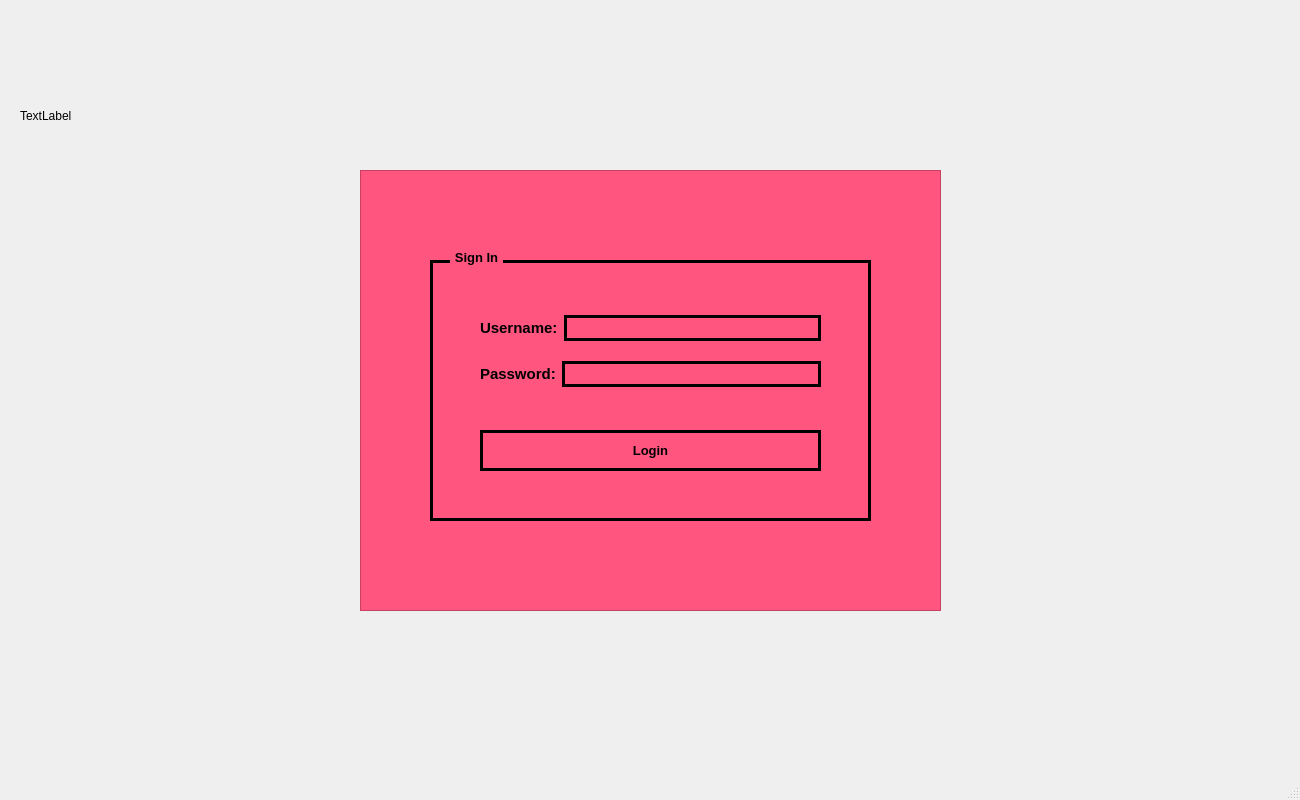
Above: mainwindow.ui from CallmeTeddyBear/Canteen-Management-System before the change. Below: the same form after it.
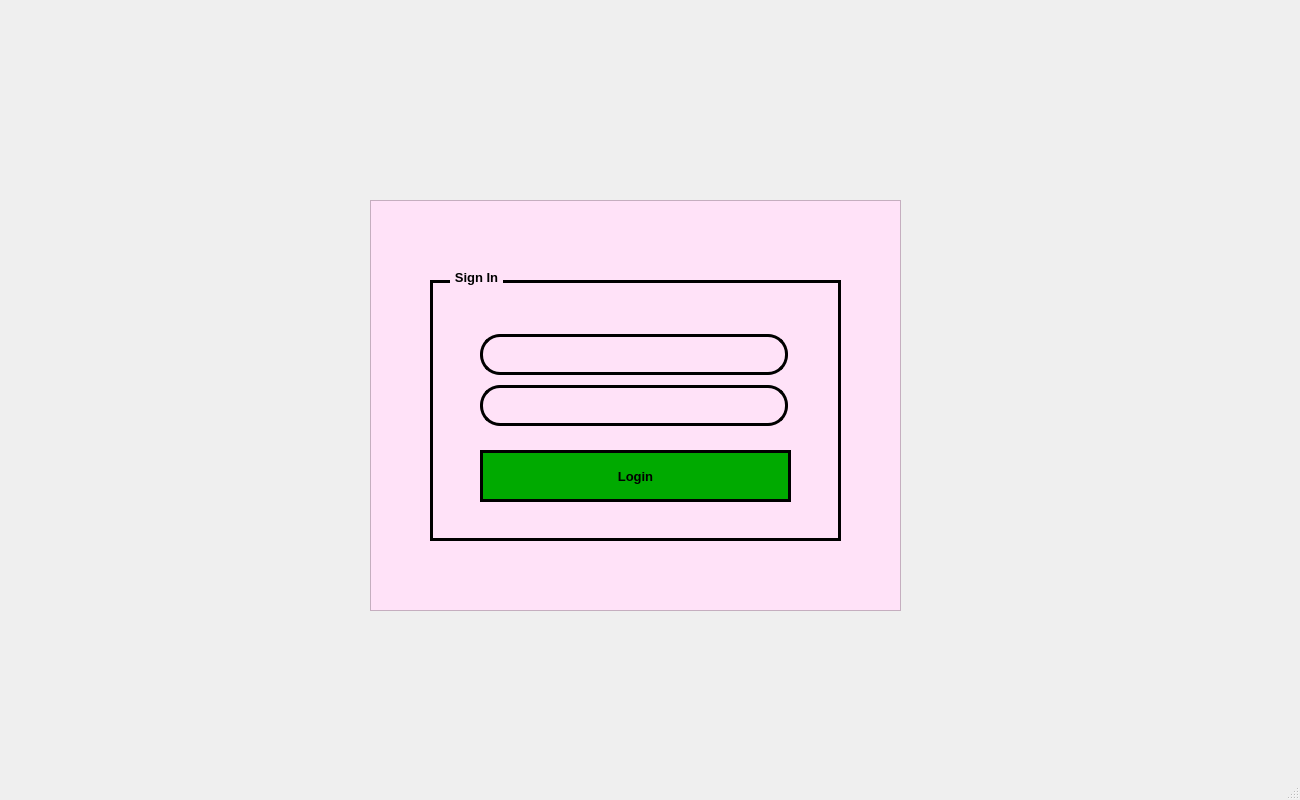
That is the form after the change. Icons and pictures are not drawn.

Patch:
```diff
--- a/mainwindow.ui
+++ b/mainwindow.ui
@@ -43,20 +43,20 @@
      </rect>
     </property>
     <property name="text">
-     <string>TextLabel</string>
+     <string/>
     </property>
    </widget>
    <widget class="QFrame" name="frame">
     <property name="geometry">
      <rect>
-      <x>360</x>
-      <y>170</y>
-      <width>581</width>
-      <height>441</height>
+      <x>370</x>
+      <y>200</y>
+      <width>531</width>
+      <height>411</height>
      </rect>
     </property>
     <property name="styleSheet">
-     <string notr="true">background-color: rgb(255, 85, 127);</string>
+     <string notr="true">background-color: rgb(255, 226, 248);</string>
     </property>
     <property name="frameShape">
      <enum>QFrame::StyledPanel</enum>
@@ -67,9 +67,9 @@
     <widget class="QGroupBox" name="groupBox">
      <property name="geometry">
       <rect>
-       <x>70</x>
-       <y>80</y>
-       <width>441</width>
+       <x>60</x>
+       <y>70</y>
+       <width>411</width>
        <height>271</height>
       </rect>
      </property>
@@ -101,7 +101,33 @@
     left: 20px;
     padding: 0 3px 0 3px;
 }
+QLineEdit
+{
+	width: 300px;
+	height: 35px;
+	border-radius: 20px;
+	border: 3px solid black;
+}
+QLineEdit:hover
+{
+	border: 4px solid rgb(0, 170, 255);
+}
+QLineEdit:focus
+{
+	border: 4px solid rgb(0, 170, 255);
+}
+QPushButton
+{
+	color: rgb(0, 0, 0);
+	border: 3px solid rgb(0, 0, 0);
+	font: bold;
+	background-color: rgb(0, 170, 0);
+}
 
+QPushButton:hover
+{	
+	background-color: rgb(85, 255, 127);;
+}
 </string>
      </property>
      <property name="title">
@@ -112,8 +138,8 @@
        <rect>
         <x>50</x>
         <y>180</y>
-        <width>341</width>
-        <height>41</height>
+        <width>311</width>
+        <height>52</height>
        </rect>
       </property>
       <property name="sizePolicy">
@@ -134,20 +160,7 @@
        <cursorShape>PointingHandCursor</cursorShape>
       </property>
       <property name="styleSheet">
-       <string notr="true">QPushButton
-{
-	color: rgb(0, 0, 0);
-	border-style: solid;
-	border-color: rgb(0, 0, 0);
-	border-width: 3px;
-	font: bold;
-}
-
-QPushButton:hover:!pressed
-{
-	
-	background-color: rgb(255, 170, 255);
-}</string>
+       <string notr="true"/>
       </property>
       <property name="text">
        <string>Login</string>
@@ -159,37 +172,17 @@
        <bool>false</bool>
       </property>
      </widget>
-     <widget class="QWidget" name="layoutWidget">
+     <widget class="QWidget" name="">
       <property name="geometry">
        <rect>
         <x>50</x>
-        <y>51</y>
-        <width>341</width>
+        <y>60</y>
+        <width>308</width>
         <height>101</height>
        </rect>
       </property>
       <layout class="QVBoxLayout" name="verticalLayout">
        <item>
-        <layout class="QHBoxLayout" name="horizontalLayout">
-         <item>
-          <widget class="QLabel" name="label_username">
-           <property name="font">
-            <font>
-             <pointsize>11</pointsize>
-             <weight>75</weight>
-             <italic>false</italic>
-             <bold>true</bold>
-            </font>
-           </property>
-           <property name="styleSheet">
-            <string notr="true">font: bold;</string>
-           </property>
-           <property name="text">
-            <string>Username:</string>
-           </property>
-          </widget>
-         </item>
-         <item>
           <widget class="QLineEdit" name="lineEdit_username">
            <property name="font">
             <font>
@@ -197,42 +190,7 @@
             </font>
            </property>
            <property name="styleSheet">
-            <string notr="true">QLineEdit
-{
-	border-radius: 15px;
-	border-style: solid;
-	border-color: rgb(0, 0, 0);
-	border-width: 3px;	
-}
-
-QLineEdit:hover
-{
-	border-style: solid;
-	border-color: rgb(0, 170, 255);
-	border-width: 3px;	
-}</string>
-           </property>
-          </widget>
-         </item>
-        </layout>
-       </item>
-       <item>
-        <layout class="QHBoxLayout" name="horizontalLayout_2">
-         <item>
-          <widget class="QLabel" name="label_password">
-           <property name="font">
-            <font>
-             <pointsize>11</pointsize>
-             <weight>75</weight>
-             <italic>false</italic>
-             <bold>true</bold>
-            </font>
-           </property>
-           <property name="styleSheet">
-            <string notr="true">font: bold;</string>
-           </property>
-           <property name="text">
-            <string>Password:</string>
+          <string notr="true"/>
            </property>
           </widget>
          </item>
@@ -244,27 +202,12 @@
             </font>
            </property>
            <property name="styleSheet">
-            <string notr="true">QLineEdit
-{
-	border-radius: 15px;
-	border-style: solid;
-	border-color: rgb(0, 0, 0);
-	border-width: 3px;	
-}
-
-QLineEdit:hover
-{
-	border-style: solid;
-	border-color: rgb(0, 170, 255);
-	border-width: 3px;	
-}</string>
+          <string notr="true"/>
            </property>
            <property name="echoMode">
             <enum>QLineEdit::Password</enum>
            </property>
           </widget>
-         </item>
-        </layout>
        </item>
       </layout>
      </widget>
```
Left out of the diff: 4 changed lines with no effect on the pictures. Lines whose indentation alone changed are shown as unchanged.
